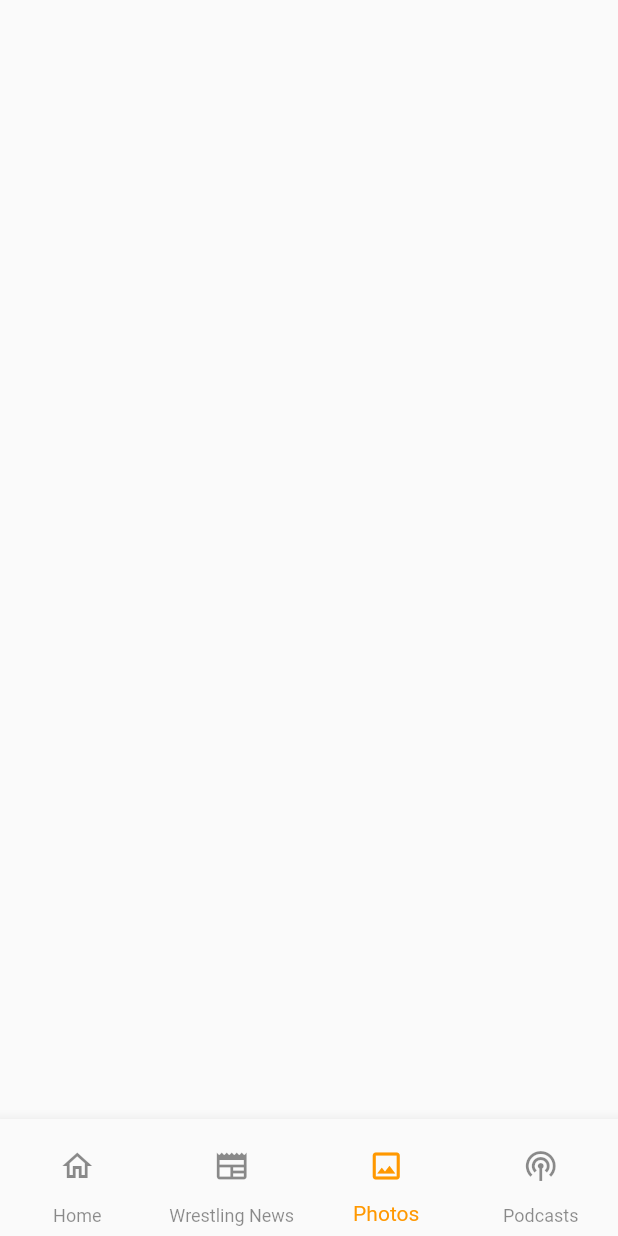
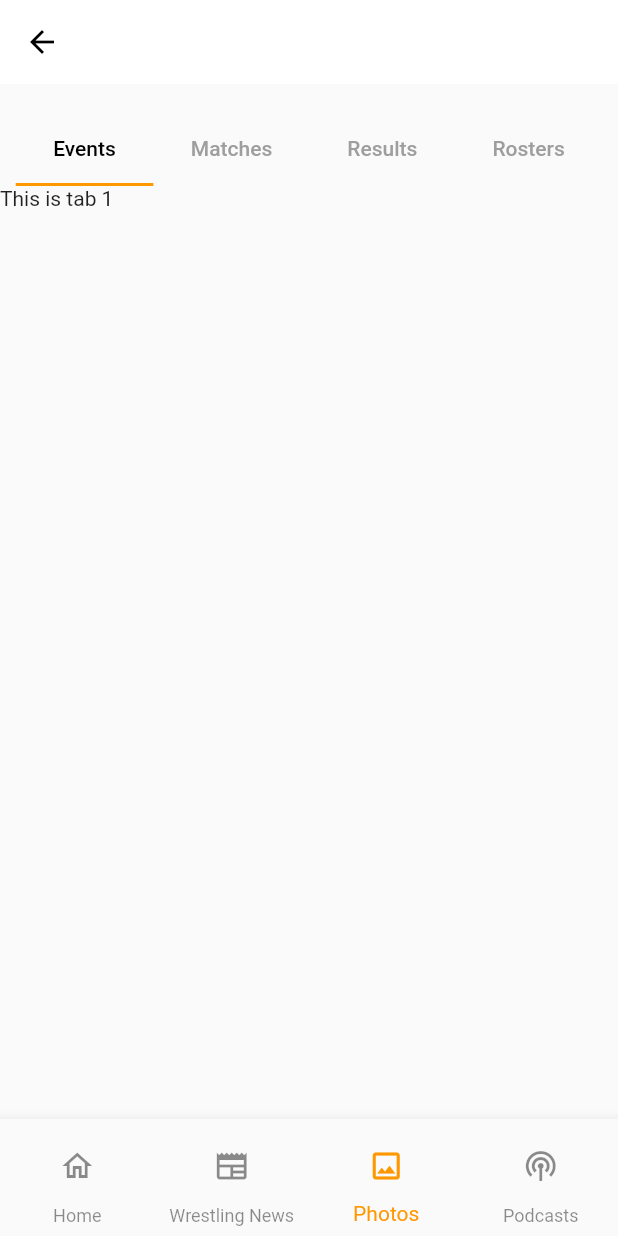
Before and after one commit to sakibovi123/wrestling_news_app, a Flutter app: the Photos screen opened by its route, on a phone screen of 412 x 824 dp. Run offline on Flutter 3.47's test engine with Material 2 defaults, Android fonts, the phone set to English and light mode, and no system bars.

```diff
--- a/lib/Views/Pages/photos.dart
+++ b/lib/Views/Pages/photos.dart
@@ -1,13 +1,65 @@
 import 'package:flutter/material.dart';
 import 'package:wrestling_news_app/Views/Pages/Export.dart';
 
-class Photos extends StatelessWidget {
+class Photos extends StatefulWidget {
   const Photos({Key? key}) : super(key: key);
 
   static const routeName = '/photos';
+
+  @override
+  State<Photos> createState() => _PhotosState();
+}
+
+class _PhotosState extends State<Photos> with TickerProviderStateMixin {
   @override
   Widget build(BuildContext context) {
+    TabController tabController = TabController(length: 4, vsync: this);
+
     return Scaffold(
+      appBar: AppBar(
+        elevation: 0,
+        backgroundColor: Colors.white,
+      ),
+      body: Column(
+        children: [
+          const SizedBox(
+            height: 20,
+          ),
+          Container(
+            child: TabBar(
+              labelPadding: const EdgeInsets.only(
+                left: 25,
+                right: 25,
+                top: 0,
+                bottom: 0,
+              ),
+              isScrollable: true,
+              labelColor: Colors.black,
+              unselectedLabelColor: Colors.grey,
+              controller: tabController,
+              tabs: const [
+                Tab(text: 'Events'),
+                Tab(text: 'Matches'),
+                Tab(text: 'Results'),
+                Tab(text: 'Rosters'),
+              ],
+            ),
+          ),
+          Container(
+            width: double.maxFinite,
+            height: 300,
+            child: TabBarView(
+              controller: tabController,
+              children: const [
+                Text('This is tab 1'),
+                Text('This is tab 2'),
+                Text('This is tab 3'),
+                Text('This is tab 4'),
+              ],
+            ),
+          ),
+        ],
+      ),
       bottomNavigationBar: const MyBottomNavbar(
         index: 2,
       ),
```
Also changed, not shown: lib/Views/Widgets/event_card.dart (+18 -4 lines).
